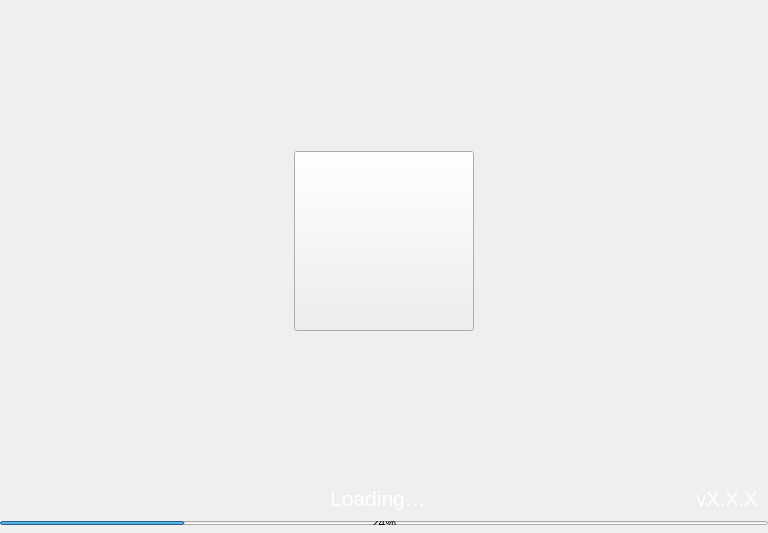
YEPCOIN/YEPCOIN, file src/qt/yep/forms/splash.ui: the form before one commit.
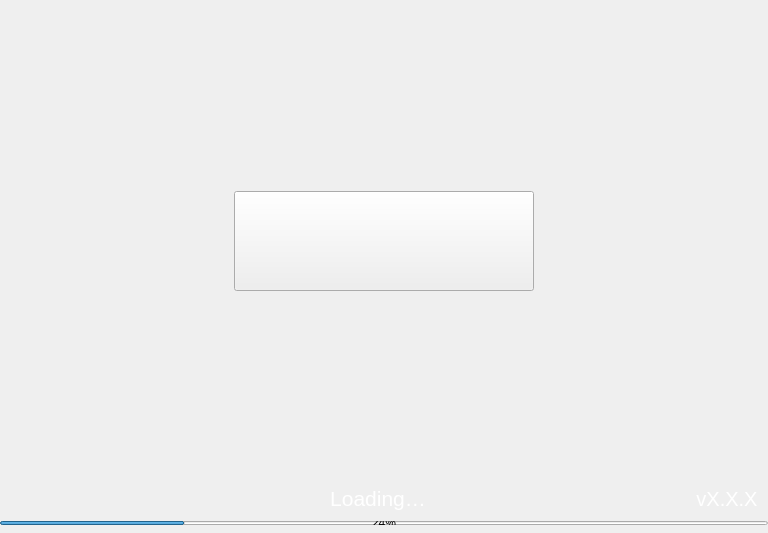
The form after the commit.

Diff of the .ui file:
```diff
--- a/src/qt/yep/forms/splash.ui
+++ b/src/qt/yep/forms/splash.ui
@@ -91,14 +91,14 @@
        <widget class="QToolButton" name="imgLogo">
         <property name="minimumSize">
          <size>
-          <width>180</width>
-          <height>180</height>
+          <width>300</width>
+          <height>100</height>
          </size>
         </property>
         <property name="maximumSize">
          <size>
-          <width>180</width>
-          <height>180</height>
+          <width>300</width>
+          <height>100</height>
          </size>
         </property>
         <property name="text">
```
